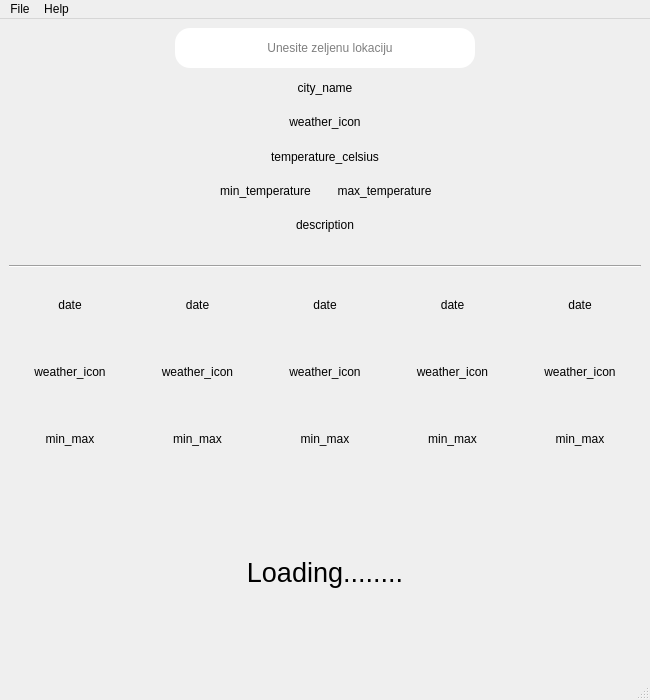
Old version of the form climate_sense.ui in the repository ivegoie/climate_sense.
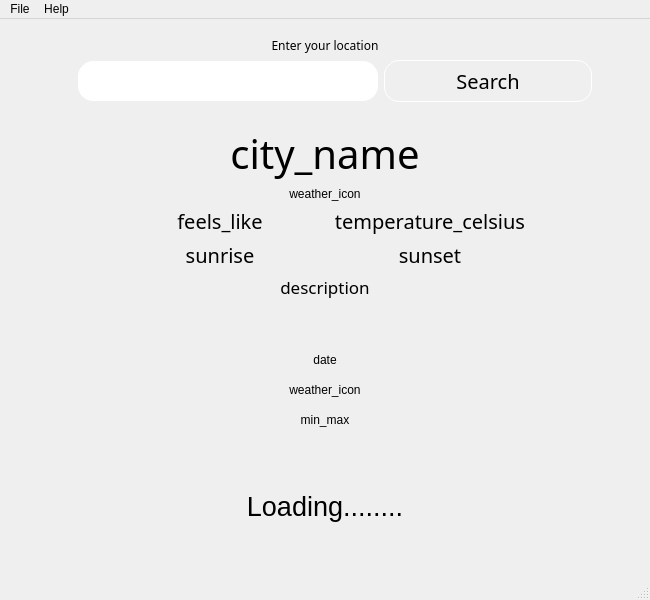
New version of the form.

Commit message: Added demo background image, started implementing full functionality

The edit to the form file:
```diff
--- a/climate_sense.ui
+++ b/climate_sense.ui
@@ -7,7 +7,7 @@
     <x>0</x>
     <y>0</y>
     <width>650</width>
-    <height>700</height>
+    <height>600</height>
    </rect>
   </property>
   <property name="minimumSize">
@@ -16,13 +16,74 @@
     <height>600</height>
    </size>
   </property>
+  <property name="maximumSize">
+   <size>
+    <width>667</width>
+    <height>600</height>
+   </size>
+  </property>
   <property name="windowTitle">
    <string>Climate Sense - Weather Application</string>
   </property>
   <widget class="QWidget" name="central_widget">
    <layout class="QVBoxLayout" name="verticalLayout_2">
     <item>
-     <layout class="QHBoxLayout" name="city_entry_layout">
+     <widget class="QFrame" name="frame">
+      <property name="sizePolicy">
+       <sizepolicy hsizetype="Expanding" vsizetype="Fixed">
+        <horstretch>0</horstretch>
+        <verstretch>0</verstretch>
+       </sizepolicy>
+      </property>
+      <property name="styleSheet">
+       <string notr="true">border: none;</string>
+      </property>
+      <property name="frameShape">
+       <enum>QFrame::StyledPanel</enum>
+      </property>
+      <property name="frameShadow">
+       <enum>QFrame::Raised</enum>
+      </property>
+      <layout class="QVBoxLayout" name="verticalLayout_7">
+       <item>
+        <widget class="QLabel" name="label">
+         <property name="sizePolicy">
+          <sizepolicy hsizetype="Preferred" vsizetype="Fixed">
+           <horstretch>0</horstretch>
+           <verstretch>0</verstretch>
+          </sizepolicy>
+         </property>
+         <property name="font">
+          <font>
+           <family>Montserrat</family>
+          </font>
+         </property>
+         <property name="text">
+          <string>Enter your location</string>
+         </property>
+         <property name="alignment">
+          <set>Qt::AlignCenter</set>
+         </property>
+        </widget>
+       </item>
+       <item>
+        <layout class="QHBoxLayout" name="horizontalLayout">
+         <item>
+          <spacer name="horizontalSpacer">
+           <property name="orientation">
+            <enum>Qt::Horizontal</enum>
+           </property>
+           <property name="sizeType">
+            <enum>QSizePolicy::Fixed</enum>
+           </property>
+           <property name="sizeHint" stdset="0">
+            <size>
+             <width>60</width>
+             <height>20</height>
+            </size>
+           </property>
+          </spacer>
+         </item>
       <item>
        <widget class="QLineEdit" name="city_entry">
         <property name="sizePolicy">
@@ -39,6 +100,7 @@
         </property>
         <property name="styleSheet">
          <string notr="true">border-radius: 15px;
+border: 1px solid white;
 padding-left: 10px;
 height: 40px;
 </string>
@@ -46,17 +108,74 @@
         <property name="alignment">
          <set>Qt::AlignCenter</set>
         </property>
-        <property name="placeholderText">
-         <string>Unesite zeljenu lokaciju</string>
-        </property>
-       </widget>
-      </item>
-     </layout>
-    </item>
+          </widget>
+         </item>
+         <item>
+          <widget class="QPushButton" name="submit_button">
+           <property name="font">
+            <font>
+             <family>Montserrat</family>
+             <pointsize>15</pointsize>
+            </font>
+           </property>
+           <property name="cursor">
+            <cursorShape>PointingHandCursor</cursorShape>
+           </property>
+           <property name="styleSheet">
+            <string notr="true">background: transparent;
+border: 1px solid white;
+height: 40px;
+border-radius: 15px;</string>
+           </property>
+           <property name="text">
+            <string>Search</string>
+           </property>
+          </widget>
+         </item>
+         <item>
+          <spacer name="horizontalSpacer_2">
+           <property name="orientation">
+            <enum>Qt::Horizontal</enum>
+           </property>
+           <property name="sizeType">
+            <enum>QSizePolicy::Fixed</enum>
+           </property>
+           <property name="sizeHint" stdset="0">
+            <size>
+             <width>40</width>
+             <height>20</height>
+            </size>
+           </property>
+          </spacer>
+         </item>
+        </layout>
+       </item>
+      </layout>
+     </widget>
+    </item>
     <item>
-     <layout class="QVBoxLayout" name="weather_info_layout">
+     <widget class="QFrame" name="weather_frame">
+      <property name="styleSheet">
+       <string notr="true">border: none;</string>
+      </property>
+      <property name="frameShape">
+       <enum>QFrame::StyledPanel</enum>
+      </property>
+      <property name="frameShadow">
+       <enum>QFrame::Raised</enum>
+      </property>
+      <layout class="QVBoxLayout" name="verticalLayout_3">
+       <item>
+        <layout class="QVBoxLayout" name="info_layout">
       <item>
        <widget class="QLabel" name="city_name">
+           <property name="font">
+            <font>
+             <family>Montserrat</family>
+             <pointsize>30</pointsize>
+             <bold>false</bold>
+            </font>
+           </property>
         <property name="text">
          <string>city_name</string>
         </property>
@@ -76,7 +195,47 @@
        </widget>
       </item>
       <item>
-       <widget class="QLabel" name="temperature_celsius">
+          <layout class="QHBoxLayout" name="current_temperature">
+           <item>
+            <spacer name="horizontalSpacer_3">
+             <property name="orientation">
+              <enum>Qt::Horizontal</enum>
+             </property>
+             <property name="sizeType">
+              <enum>QSizePolicy::Fixed</enum>
+             </property>
+             <property name="sizeHint" stdset="0">
+              <size>
+               <width>100</width>
+               <height>20</height>
+              </size>
+             </property>
+            </spacer>
+           </item>
+           <item>
+            <widget class="QLabel" name="feels_like">
+             <property name="font">
+              <font>
+               <family>Montserrat</family>
+               <pointsize>15</pointsize>
+              </font>
+             </property>
+             <property name="text">
+              <string>feels_like</string>
+             </property>
+             <property name="alignment">
+              <set>Qt::AlignCenter</set>
+             </property>
+            </widget>
+           </item>
+           <item>
+            <widget class="QLabel" name="temperature">
+             <property name="font">
+              <font>
+               <family>Montserrat</family>
+               <pointsize>15</pointsize>
+              </font>
+             </property>
         <property name="text">
          <string>temperature_celsius</string>
         </property>
@@ -86,6 +245,24 @@
        </widget>
       </item>
       <item>
+            <spacer name="horizontalSpacer_4">
+             <property name="orientation">
+              <enum>Qt::Horizontal</enum>
+             </property>
+             <property name="sizeType">
+              <enum>QSizePolicy::Fixed</enum>
+             </property>
+             <property name="sizeHint" stdset="0">
+              <size>
+               <width>100</width>
+               <height>20</height>
+              </size>
+             </property>
+            </spacer>
+           </item>
+          </layout>
+         </item>
+         <item>
        <layout class="QHBoxLayout" name="min_max_temp_layout">
         <item>
          <spacer name="left_spacer">
@@ -97,19 +274,25 @@
           </property>
           <property name="sizeHint" stdset="0">
            <size>
-            <width>200</width>
+               <width>100</width>
             <height>20</height>
            </size>
           </property>
          </spacer>
         </item>
         <item>
-         <widget class="QLabel" name="min_temperature">
+            <widget class="QLabel" name="sunrise">
+             <property name="font">
+              <font>
+               <family>Montserrat</family>
+               <pointsize>15</pointsize>
+              </font>
+             </property>
           <property name="styleSheet">
            <string notr="true"/>
           </property>
           <property name="text">
-           <string>min_temperature</string>
+              <string>sunrise</string>
           </property>
           <property name="alignment">
            <set>Qt::AlignCenter</set>
@@ -117,9 +300,15 @@
          </widget>
         </item>
         <item>
-         <widget class="QLabel" name="max_temperature">
+            <widget class="QLabel" name="sunset">
+             <property name="font">
+              <font>
+               <family>Montserrat</family>
+               <pointsize>15</pointsize>
+              </font>
+             </property>
           <property name="text">
-           <string>max_temperature</string>
+              <string>sunset</string>
           </property>
           <property name="alignment">
            <set>Qt::AlignCenter</set>
@@ -136,7 +325,7 @@
           </property>
           <property name="sizeHint" stdset="0">
            <size>
-            <width>200</width>
+               <width>100</width>
             <height>20</height>
            </size>
           </property>
@@ -146,6 +335,12 @@
       </item>
       <item>
        <widget class="QLabel" name="description">
+           <property name="font">
+            <font>
+             <family>Montserrat</family>
+             <pointsize>13</pointsize>
+            </font>
+           </property>
         <property name="text">
          <string>description</string>
         </property>
@@ -172,17 +367,31 @@
       </item>
       <item>
        <widget class="Line" name="line">
+           <property name="styleSheet">
+            <string notr="true">Line {
+	border-top: 1px solid gray;
+}</string>
+           </property>
         <property name="orientation">
          <enum>Qt::Horizontal</enum>
         </property>
        </widget>
       </item>
-     </layout>
-    </item>
     <item>
-     <layout class="QHBoxLayout" name="horizontalLayout">
-      <item>
-       <layout class="QVBoxLayout" name="day_1">
+          <layout class="QHBoxLayout" name="days_layout">
+           <item alignment="Qt::AlignVCenter">
+            <widget class="QFrame" name="day_frame">
+             <property name="styleSheet">
+              <string notr="true">margin-top: 5px;
+margin-bottom: 5px;</string>
+             </property>
+             <property name="frameShape">
+              <enum>QFrame::StyledPanel</enum>
+             </property>
+             <property name="frameShadow">
+              <enum>QFrame::Raised</enum>
+             </property>
+             <layout class="QVBoxLayout" name="verticalLayout_5">
         <item>
          <widget class="QLabel" name="date">
           <property name="text">
@@ -214,149 +423,26 @@
          </widget>
         </item>
        </layout>
-      </item>
-      <item>
-       <layout class="QVBoxLayout" name="verticalLayout">
-        <item>
-         <widget class="QLabel" name="label_2">
-          <property name="text">
-           <string>date</string>
-          </property>
-          <property name="alignment">
-           <set>Qt::AlignCenter</set>
-          </property>
-         </widget>
-        </item>
-        <item>
-         <widget class="QLabel" name="label_3">
-          <property name="text">
-           <string>weather_icon</string>
-          </property>
-          <property name="alignment">
-           <set>Qt::AlignCenter</set>
-          </property>
-         </widget>
-        </item>
-        <item>
-         <widget class="QLabel" name="label_4">
-          <property name="text">
-           <string>min_max</string>
-          </property>
-          <property name="alignment">
-           <set>Qt::AlignCenter</set>
-          </property>
-         </widget>
-        </item>
+            </widget>
+           </item>
+          </layout>
+         </item>
        </layout>
       </item>
       <item>
-       <layout class="QVBoxLayout" name="verticalLayout_3">
-        <item>
-         <widget class="QLabel" name="label_5">
-          <property name="text">
-           <string>date</string>
-          </property>
-          <property name="alignment">
-           <set>Qt::AlignCenter</set>
-          </property>
-         </widget>
-        </item>
-        <item>
-         <widget class="QLabel" name="label_7">
-          <property name="text">
-           <string>weather_icon</string>
-          </property>
-          <property name="alignment">
-           <set>Qt::AlignCenter</set>
-          </property>
-         </widget>
-        </item>
-        <item>
-         <widget class="QLabel" name="label_6">
-          <property name="text">
-           <string>min_max</string>
-          </property>
-          <property name="alignment">
-           <set>Qt::AlignCenter</set>
-          </property>
-         </widget>
-        </item>
-       </layout>
-      </item>
-      <item>
+        <widget class="QFrame" name="loading_frame">
+         <property name="styleSheet">
+          <string notr="true">border: none;</string>
+         </property>
+         <property name="frameShape">
+          <enum>QFrame::StyledPanel</enum>
+         </property>
+         <property name="frameShadow">
+          <enum>QFrame::Raised</enum>
+         </property>
        <layout class="QVBoxLayout" name="verticalLayout_4">
         <item>
-         <widget class="QLabel" name="label_8">
-          <property name="text">
-           <string>date</string>
-          </property>
-          <property name="alignment">
-           <set>Qt::AlignCenter</set>
-          </property>
-         </widget>
-        </item>
-        <item>
-         <widget class="QLabel" name="label_10">
-          <property name="text">
-           <string>weather_icon</string>
-          </property>
-          <property name="alignment">
-           <set>Qt::AlignCenter</set>
-          </property>
-         </widget>
-        </item>
-        <item>
-         <widget class="QLabel" name="label_9">
-          <property name="text">
-           <string>min_max</string>
-          </property>
-          <property name="alignment">
-           <set>Qt::AlignCenter</set>
-          </property>
-         </widget>
-        </item>
-       </layout>
-      </item>
-      <item>
-       <layout class="QVBoxLayout" name="verticalLayout_5">
-        <item>
-         <widget class="QLabel" name="label_11">
-          <property name="text">
-           <string>date</string>
-          </property>
-          <property name="alignment">
-           <set>Qt::AlignCenter</set>
-          </property>
-         </widget>
-        </item>
-        <item>
-         <widget class="QLabel" name="label_13">
-          <property name="text">
-           <string>weather_icon</string>
-          </property>
-          <property name="alignment">
-           <set>Qt::AlignCenter</set>
-          </property>
-         </widget>
-        </item>
-        <item>
-         <widget class="QLabel" name="label_12">
-          <property name="text">
-           <string>min_max</string>
-          </property>
-          <property name="alignment">
-           <set>Qt::AlignCenter</set>
-          </property>
-         </widget>
-        </item>
-       </layout>
-      </item>
-     </layout>
-    </item>
-    <item>
-     <layout class="QVBoxLayout" name="loading_layout">
-      <item>
-       <widget class="QLabel" name="label">
+           <widget class="QLabel" name="loading_label">
         <property name="font">
          <font>
           <pointsize>20</pointsize>
@@ -371,6 +457,10 @@
        </widget>
       </item>
      </layout>
+        </widget>
+       </item>
+      </layout>
+     </widget>
     </item>
    </layout>
   </widget>
```
Left out of the diff: 2 changed lines with no effect on the pictures. Lines whose indentation alone changed are shown as unchanged. The commit also changes 3 other files.
